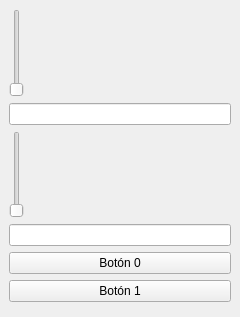
First picture: the form in p3-slave-gui/ui/mainwindow.ui, repository rsalinas/upv-sii-modbus, before the edit.
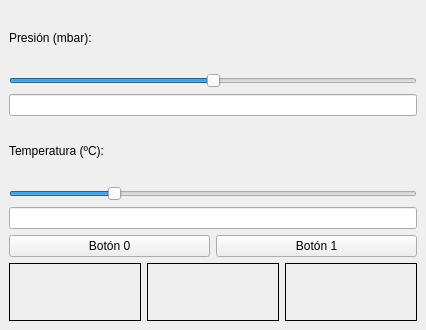
Second picture: the form after the edit.

Commit message: Finish p3-slave-gui

Patch:
```diff
--- a/p3-slave-gui/ui/mainwindow.ui
+++ b/p3-slave-gui/ui/mainwindow.ui
@@ -6,25 +6,64 @@
    <rect>
     <x>0</x>
     <y>0</y>
-    <width>240</width>
-    <height>317</height>
+    <width>426</width>
+    <height>330</height>
    </rect>
   </property>
   <widget class="QWidget" name="centralwidget">
    <layout class="QVBoxLayout">
     <item>
-     <widget class="QSlider" name="sliderPressure"/>
+     <widget class="QLabel" name="label">
+      <property name="text">
+       <string>Presión (mbar):</string>
+      </property>
+     </widget>
+    </item>
+    <item>
+     <widget class="QSlider" name="sliderPressure">
+      <property name="minimum">
+       <number>950</number>
+      </property>
+      <property name="maximum">
+       <number>1050</number>
+      </property>
+      <property name="value">
+       <number>1000</number>
+      </property>
+      <property name="orientation">
+       <enum>Qt::Orientation::Horizontal</enum>
+      </property>
+     </widget>
     </item>
     <item>
      <widget class="QLineEdit" name="editPressure"/>
     </item>
     <item>
-     <widget class="QSlider" name="sliderTemperature"/>
+     <widget class="QLabel" name="label_2">
+      <property name="text">
+       <string>Temperatura (ºC):</string>
+      </property>
+     </widget>
+    </item>
+    <item>
+     <widget class="QSlider" name="sliderTemperature">
+      <property name="maximum">
+       <number>100</number>
+      </property>
+      <property name="value">
+       <number>25</number>
+      </property>
+      <property name="orientation">
+       <enum>Qt::Orientation::Horizontal</enum>
+      </property>
+     </widget>
     </item>
     <item>
      <widget class="QLineEdit" name="editTemperature"/>
     </item>
     <item>
+     <layout class="QHBoxLayout">
+      <item>
      <widget class="QPushButton" name="buttonDiscrete">
       <property name="text">
        <string>Botón 0</string>
@@ -37,6 +76,8 @@
        <string>Botón 1</string>
       </property>
      </widget>
+      </item>
+     </layout>
     </item>
     <item>
      <layout class="QHBoxLayout">
```
Lines whose indentation alone changed are shown as unchanged. The commit also changes 7 other files.
